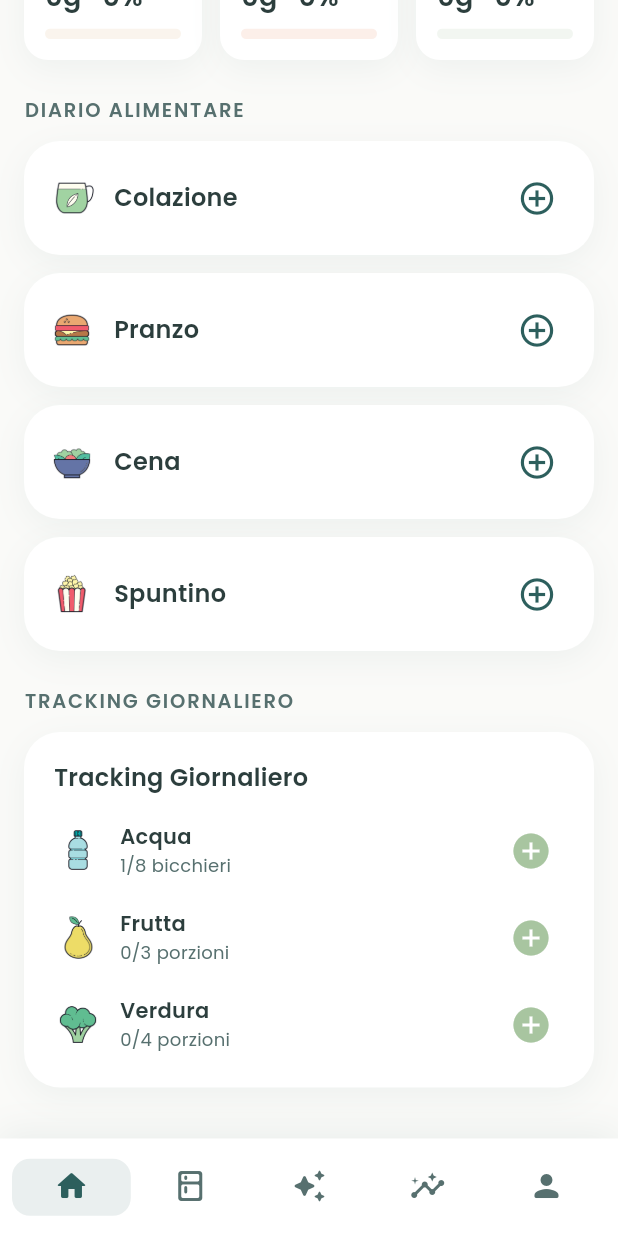
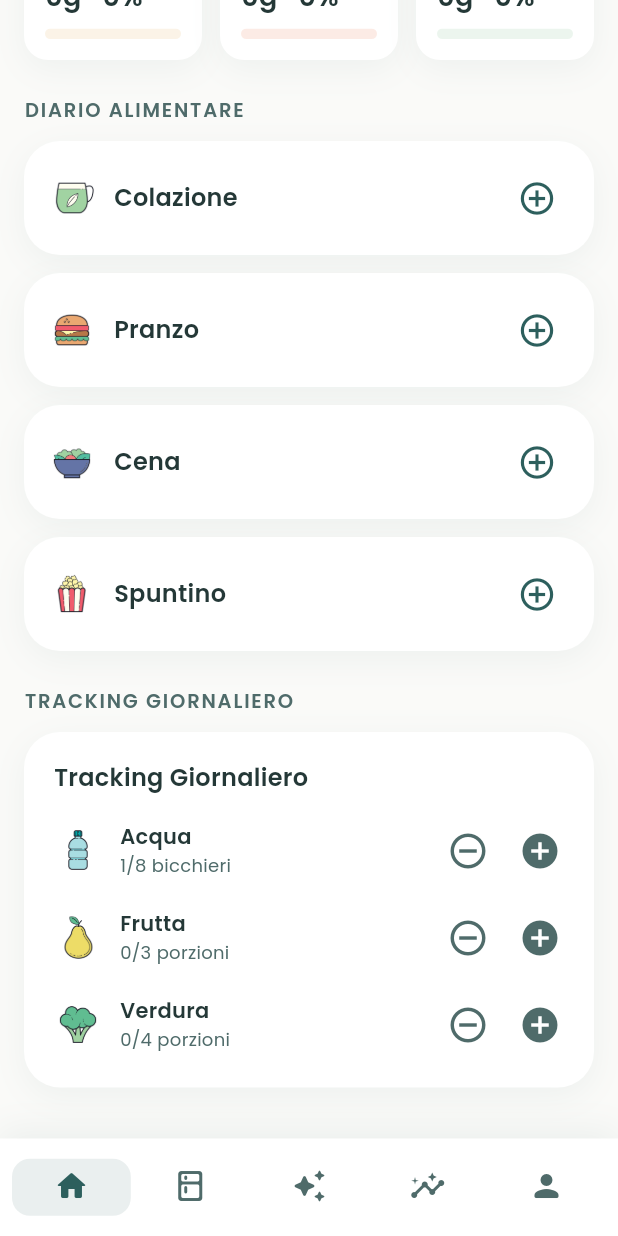
Before and after one commit to LorenzoCapof/DietApp, a Flutter app: the HomeScreen screen opened by its route, scrolled down 576 dp, after a tap on the "add circle" icon, on a phone screen of 412 x 824 dp. Run offline on Flutter 3.47's test engine with Material 3 defaults, Android fonts, the phone set to English and light mode, and no system bars; our stand-ins replace go_router, google_fonts, shared_preferences; missing offline and left inert: mobile_scanner, openfoodfacts; accounts and stored records are empty.

Commit message:
implementato swipe giorno, decremento tracking, modificati colori e visualizzazione dati realtime nell'onboarding

```diff
--- a/lib/app/theme.dart
+++ b/lib/app/theme.dart
@@ -4,31 +4,32 @@ import 'package:flutter/material.dart';
 import 'package:google_fonts/google_fonts.dart';
 
 class AppTheme {
-  //============ COLORI PRINCIPALI ============
-  static const Color primary = Color(0xFF2D5F5D);
-  static const Color secondary = Color(0xFFF4E8D8);
-  static const Color background = Color(0xFFFAFAF8);
-  static const Color surface = Color(0xFFFFFFFF);
+  // ============ COLORI PRINCIPALI ============
+  static const Color primary = Color(0xFF2D5F5D); // invariato (identità forte)
+  static const Color secondary = Color(0xFFF3E6D3); // leggermente più caldo
+  static const Color background = Color(0xFFFAFAF8); // invariato
+  static const Color surface = Color(0xFFFFFFFF); // invariato
 
-  // ============ COLORI ACCENTO ============
-  static const Color accent1 = Color(0xFFE8926F); // CTA e interattivi
-  static const Color accent2 = Color(0xFFA8C5A0); // Success
-  static const Color accent3 = Color(0xFF6B8E8E); // Secondari
+  // ============ COLORI ACCENTO (più vivi) ============
+  static const Color accent1 = Color(0xFFEE7C53); // Corallo vivo (CTA / + / highlight)
+  static const Color accent2 = Color(0xFF7FBF8E); // Verde fresco (success / positivo)
+  static const Color accent3 = Color(0xFF4F8A8B); // Teal più saturo (secondari)
 
-  // ============ MACRONUTRIENTI ============
-  static const Color carbs = Color(0xFFDEB887);
-  static const Color protein = Color(0xFFE8926F);
-  static const Color fats = Color(0xFFA8C5A0);
+  // ============ MACRONUTRIENTI (più distinti e food-like) ============
+  static const Color carbs = Color(0xFFE3B15F);   // Giallo-grano (energia)
+  static const Color protein = Color(0xFFEE7C53); // Salmone / carne
+  static const Color fats = Color(0xFF7FBF8E);    // Avocado / grassi buoni
 
   // ============ FUNZIONALI ============
-  static const Color error = Color(0xFFC76856);
-  static const Color success = Color(0xFF7BA375);
-  static const Color warning = Color(0xFFD4A574);
+  static const Color error = Color(0xFFD1604D);   // Rosso caldo più leggibile
+  static const Color success = Color(0xFF6FAF86); // Verde più vivo
+  static const Color warning = Color(0xFFE0A24E); // Ambra più luminosa
 
-  // ============ TESTI (migliorati per contrasto) ============
-  static const Color textPrimary = Color(0xFF2C3E3D);
-  static const Color textSecondary = Color(0xFF57706F); // Scurito per leggibilità
-  static const Color textDisabled = Color(0xFFB0B8B8);
+  // ============ TESTI ============
+  static const Color textPrimary = Color(0xFF243837); // leggermente più scuro
+  static const Color textSecondary = Color(0xFF4F6B6A); // più contrasto
+  static const Color textDisabled = Color(0xFFB0B8B8); // ok così
+
 
   // ============ DESIGN CONSTANTS ============
   static const double radiusCard = 24.0;
--- a/lib/features/home/screens/home_screen.dart
+++ b/lib/features/home/screens/home_screen.dart
@@ -1,6 +1,7 @@
 // lib/features/home/screens/home_screen.dart
 
 import 'package:flutter/material.dart';
+import 'package:flutter/services.dart';
 import 'package:provider/provider.dart';
 import 'package:intl/intl.dart';
 import '../../../app/theme.dart';
@@ -11,8 +12,17 @@ import '../widgets/macro_pills_card.dart';
 import '../widgets/meal_card.dart';
 import '../widgets/tracking_card.dart';
 
-class HomeScreen extends StatelessWidget {
+class HomeScreen extends StatefulWidget {
   const HomeScreen({super.key});
+
+  @override
+  State<HomeScreen> createState() => _HomeScreenState();
+}
+
+class _HomeScreenState extends State<HomeScreen> {
+  double _dragDistance = 0.0;
+  static const double _dragThreshold = 100.0;
+  static const double _velocityThreshold = 300.0;
 
   @override
   Widget build(BuildContext context) {
@@ -25,6 +35,31 @@ class HomeScreen extends StatelessWidget {
           }
 
           return SafeArea(
+            child: GestureDetector(
+              behavior: HitTestBehavior.translucent,
+              // accumula lo spostamento orizzontale
+              onHorizontalDragUpdate: (details) {
+                _dragDistance += details.delta.dx;
+              },
+              onHorizontalDragEnd: (details) {
+                final vx = details.velocity.pixelsPerSecond.dx;
+
+                // swipe right (dx positivo) -> previous day
+                if (_dragDistance > _dragThreshold || vx > _velocityThreshold) {
+                  provider.goToPreviousDay();
+                  HapticFeedback.selectionClick();
+                }
+                // swipe left (dx negativo) -> next day (solo se non è oggi)
+                else if (_dragDistance < -_dragThreshold || vx < -_velocityThreshold) {
+                  if (!_isToday(provider.selectedDate)) {
+                    provider.goToNextDay();
+                    HapticFeedback.selectionClick();
+                  }
+                }
+
+                // reset accumulatore
+                _dragDistance = 0.0;
+              },
               child: CustomScrollView(
                 slivers: [
                   // Header
@@ -46,7 +81,6 @@ class HomeScreen extends StatelessWidget {
                           consumed: provider.consumedCalories,
                           goal: provider.calorieGoal,
                           burned: 0,
-
                           consumedProtein: provider.consumedProtein,
                           consumedCarbs: provider.consumedCarbs,
                           consumedFats: provider.consumedFats,
@@ -126,8 +160,11 @@ class HomeScreen extends StatelessWidget {
                           fruitServings: provider.fruitServings,
                           veggieServings: provider.veggieServings,
                           onWaterIncrement: () => provider.incrementWater(),
+                          onWaterDecrement: () => provider.decrementWater(),
                           onFruitIncrement: () => provider.incrementFruit(),
+                          onFruitDecrement: () => provider.decrementFruit(),
                           onVeggiesIncrement: () => provider.incrementVeggies(),
+                          onVeggiesDecrement: () => provider.decrementVeggies(),
                         ),
 
                         const SizedBox(height: 20),
@@ -151,6 +188,7 @@ class HomeScreen extends StatelessWidget {
                     ),
                   ),
                 ],
+              ),
             ),
           );
         },
--- a/lib/features/home/widgets/calorie_ring_card.dart
+++ b/lib/features/home/widgets/calorie_ring_card.dart
@@ -2,12 +2,10 @@ import 'package:flutter/material.dart';
 import 'dart:math' as math;
 import '../../../app/theme.dart';
 
-class CalorieRingCard extends StatelessWidget {
+class CalorieRingCard extends StatefulWidget {
   final double consumed;
   final double goal;
   final double burned;
-
-  // NUOVO: Dati macronutrienti per colorare il ring
   final double consumedProtein;
   final double consumedCarbs;
   final double consumedFats;
@@ -23,10 +21,97 @@ class CalorieRingCard extends StatelessWidget {
   });
 
   @override
+  State<CalorieRingCard> createState() => _CalorieRingCardState();
+}
+
+class _CalorieRingCardState extends State<CalorieRingCard>
+    with SingleTickerProviderStateMixin {
+  late AnimationController _controller;
+  late Animation<double> _consumedAnimation;
+  late Animation<double> _proteinAnimation;
+  late Animation<double> _carbsAnimation;
+  late Animation<double> _fatsAnimation;
+
+  double _previousConsumed = 0;
+  double _previousProtein = 0;
+  double _previousCarbs = 0;
+  double _previousFats = 0;
+
+  @override
+  void initState() {
+    super.initState();
+
+    _controller = AnimationController(
+      duration: const Duration(milliseconds: 800),
+      vsync: this,
+    );
+
+    _initializeAnimations();
+    _controller.forward();
+  }
+
+  @override
+  void didUpdateWidget(CalorieRingCard oldWidget) {
+    super.didUpdateWidget(oldWidget);
+
+    // Se i valori cambiano, riavvia l'animazione
+    if (oldWidget.consumed != widget.consumed ||
+        oldWidget.consumedProtein != widget.consumedProtein ||
+        oldWidget.consumedCarbs != widget.consumedCarbs ||
+        oldWidget.consumedFats != widget.consumedFats) {
+
+      _previousConsumed = oldWidget.consumed;
+      _previousProtein = oldWidget.consumedProtein;
+      _previousCarbs = oldWidget.consumedCarbs;
+      _previousFats = oldWidget.consumedFats;
+
+      _initializeAnimations();
+      _controller.forward(from: 0);
+    }
+  }
+
+  void _initializeAnimations() {
+    _consumedAnimation = Tween<double>(
+      begin: _previousConsumed,
+      end: widget.consumed,
+    ).animate(CurvedAnimation(
+      parent: _controller,
+      curve: Curves.easeOutCubic,
+    ));
+
+    _proteinAnimation = Tween<double>(
+      begin: _previousProtein,
+      end: widget.consumedProtein,
+    ).animate(CurvedAnimation(
+      parent: _controller,
+      curve: Curves.easeOutCubic,
+    ));
+
+    _carbsAnimation = Tween<double>(
+      begin: _previousCarbs,
+      end: widget.consumedCarbs,
+    ).animate(CurvedAnimation(
+      parent: _controller,
+      curve: Curves.easeOutCubic,
+    ));
+
+    _fatsAnimation = Tween<double>(
+      begin: _previousFats,
+      end: widget.consumedFats,
+    ).animate(CurvedAnimation(
+      parent: _controller,
+      curve: Curves.easeOutCubic,
+    ));
+  }
+
+  @override
+  void dispose() {
+    _controller.dispose();
+    super.dispose();
+  }
+
+  @override
   Widget build(BuildContext context) {
-    final remaining = (goal - consumed).clamp(0, goal);
-    final progress = (consumed / goal).clamp(0.0, 1.0);
-
     return Container(
       padding: const EdgeInsets.all(AppTheme.cardPadding),
       decoration: BoxDecoration(
@@ -36,7 +121,7 @@ class CalorieRingCard extends StatelessWidget {
       ),
       child: Column(
         children: [
-          // Ring Progress - ora colorato per macronutrienti
+          // Ring Progress animato
           SizedBox(
             height: AppTheme.ringDiameter,
             width: AppTheme.ringDiameter,
@@ -52,27 +137,29 @@ class CalorieRingCard extends StatelessWidget {
                     strokeWidth: AppTheme.ringStrokeWidth,
                   ),
                 ),
-                // NUOVO: Progress Circle multi-colore basato su macro
-                TweenAnimationBuilder<double>(
-                  tween: Tween(begin: 0.0, end: progress),
-                  duration: const Duration(milliseconds: 700),
-                  curve: Curves.easeOutCubic,
-                  builder: (context, value, child) {
+
+                // Progress Circle multi-colore (ANIMATO)
+                AnimatedBuilder(
+                  animation: _controller,
+                  builder: (context, child) {
+                    final consumed = _consumedAnimation.value;
+                    final progress = (consumed / widget.goal).clamp(0.0, 1.0);
+
                     return CustomPaint(
                       size: const Size(AppTheme.ringDiameter, AppTheme.ringDiameter),
                       painter: MacroCircleProgressPainter(
-                        progress: value,
+                        progress: progress,
                         strokeWidth: AppTheme.ringStrokeWidth,
-                        goal: goal, // CORRETTO: Passa goal come parametro
-                        // Calorie da ciascun macro (protein=4kcal/g, carbs=4kcal/g, fats=9kcal/g)
-                        proteinCalories: consumedProtein * 4,
-                        carbsCalories: consumedCarbs * 4,
-                        fatsCalories: consumedFats * 9,
+                        consumed: consumed,
+                        proteinCalories: _proteinAnimation.value * 4,
+                        carbsCalories: _carbsAnimation.value * 4,
+                        fatsCalories: _fatsAnimation.value * 9,
                       ),
                     );
                   },
                 ),
-                // Center Content
+
+                // Center Content (STATICO - usa widget.consumed)
                 Column(
                   mainAxisSize: MainAxisSize.min,
                   children: [
@@ -82,12 +169,12 @@ class CalorieRingCard extends StatelessWidget {
                     ),
                     const SizedBox(height: 2),
                     Text(
-                      remaining.toInt().toString(),
+                      ((widget.goal - widget.consumed).clamp(0, widget.goal)).toInt().toString(),
                       style: AppTheme.ringNumberStyle,
                     ),
                     const SizedBox(height: 2),
                     Text(
-                      'Obiettivo ${goal.toInt()} kcal',
+                      'Obiettivo ${widget.goal.toInt()} kcal',
                       style: AppTheme.ringLabelStyle,
                     ),
                   ],
@@ -103,7 +190,7 @@ class CalorieRingCard extends StatelessWidget {
             children: [
               _StatItem(
                 label: 'Assunte (kcal)',
-                value: consumed.toInt(),
+                value: widget.consumed.toInt(),
               ),
               Container(
                 height: 32,
@@ -112,7 +199,7 @@ class CalorieRingCard extends StatelessWidget {
               ),
               _StatItem(
                 label: 'Bruciate (kcal)',
-                value: burned.toInt(),
+                value: widget.burned.toInt(),
               ),
             ],
           ),
@@ -155,7 +242,6 @@ class _StatItem extends StatelessWidget {
   }
 }
 
-// Painter per il background
 class CircleProgressPainter extends CustomPainter {
   final double progress;
   final Color color;
@@ -194,7 +280,7 @@ class CircleProgressPainter extends CustomPainter {
 class MacroCircleProgressPainter extends CustomPainter {
   final double progress;
   final double strokeWidth;
-  final double goal;
+  final double consumed;
   final double proteinCalories;
   final double carbsCalories;
   final double fatsCalories;
@@ -202,7 +288,7 @@ class MacroCircleProgressPainter extends CustomPainter {
   MacroCircleProgressPainter({
     required this.progress,
     required this.strokeWidth,
-    required this.goal,
+    required this.consumed,
     required this.proteinCalories,
     required this.carbsCalories,
     required this.fatsCalories,
@@ -213,20 +299,17 @@ class MacroCircleProgressPainter extends CustomPainter {
     final center = Offset(size.width / 2, size.height / 2);
     final radius = (size.width - strokeWidth) / 2;
 
-    // Se non ci sono calorie, non disegnare nulla
-    if (goal == 0) return;
+    if (consumed == 0) return;
 
-    // Calcola la percentuale di ciascun macro sul totale consumato
-    final proteinPercent = proteinCalories / goal;
-    final carbsPercent = carbsCalories / goal;
-    final fatsPercent = fatsCalories / goal;
+    final proteinPercent = proteinCalories / consumed;
+    final carbsPercent = carbsCalories / consumed;
+    final fatsPercent = fatsCalories / consumed;
 
-    // Angolo totale da disegnare (basato sul progress complessivo)
     final totalSweepAngle = 2 * math.pi * progress;
 
-    double currentAngle = -math.pi / 2; // Inizia dall'alto (ore 12)
+    double currentAngle = -math.pi / 2;
 
-    // Disegna arco CARBOIDRATI (beige)
+    // Arco CARBOIDRATI
     if (carbsPercent > 0) {
       final carbsSweep = totalSweepAngle * carbsPercent;
       final carbsPaint = Paint()
@@ -246,7 +329,7 @@ class MacroCircleProgressPainter extends CustomPainter {
       currentAngle += carbsSweep;
     }
 
-    // Disegna arco PROTEINE (arancione)
+    // Arco PROTEINE
     if (proteinPercent > 0) {
       final proteinSweep = totalSweepAngle * proteinPercent;
       final proteinPaint = Paint()
@@ -266,7 +349,7 @@ class MacroCircleProgressPainter extends CustomPainter {
       currentAngle += proteinSweep;
     }
 
-    // Disegna arco GRASSI (verde)
+    // Arco GRASSI
     if (fatsPercent > 0) {
       final fatsSweep = totalSweepAngle * fatsPercent;
       final fatsPaint = Paint()
@@ -288,7 +371,7 @@ class MacroCircleProgressPainter extends CustomPainter {
   @override
   bool shouldRepaint(covariant MacroCircleProgressPainter oldDelegate) {
     return oldDelegate.progress != progress ||
-        oldDelegate.goal != goal ||
+        oldDelegate.consumed != consumed ||
         oldDelegate.carbsCalories != carbsCalories ||
         oldDelegate.proteinCalories != proteinCalories ||
         oldDelegate.fatsCalories != fatsCalories;
--- a/lib/features/home/widgets/meal_card.dart
+++ b/lib/features/home/widgets/meal_card.dart
@@ -77,7 +77,7 @@ class MealCard extends StatelessWidget {
               child: Row(
                 children: [
                   Text(
-                    meal.items.first.imageUrl ?? '🍽️',
+                    meal.items.first.imageUrl ?? '',
                     style: const TextStyle(fontSize: 20),
                   ),
                   const SizedBox(width: 10),
--- a/lib/features/home/widgets/tracking_card.dart
+++ b/lib/features/home/widgets/tracking_card.dart
@@ -7,8 +7,11 @@ class TrackingCard extends StatelessWidget {
   final int fruitServings;
   final int veggieServings;
   final VoidCallback onWaterIncrement;
+  final VoidCallback onWaterDecrement;
   final VoidCallback onFruitIncrement;
+  final VoidCallback onFruitDecrement;
   final VoidCallback onVeggiesIncrement;
+  final VoidCallback onVeggiesDecrement;
 
   const TrackingCard({
     super.key,
@@ -16,8 +19,11 @@ class TrackingCard extends StatelessWidget {
     required this.fruitServings,
     required this.veggieServings,
     required this.onWaterIncrement,
+    required this.onWaterDecrement,
     required this.onFruitIncrement,
+    required this.onFruitDecrement,
     required this.onVeggiesIncrement,
+    required this.onVeggiesDecrement,
   });
 
   @override
@@ -44,6 +50,7 @@ class TrackingCard extends StatelessWidget {
             goal: 8,
             unit: 'bicchieri',
             onIncrement: onWaterIncrement,
+            onDecrement: onWaterDecrement,
           ),
           const SizedBox(height: 14),
           _TrackingItem(
@@ -53,6 +60,7 @@ class TrackingCard extends StatelessWidget {
             goal: 3,
             unit: 'porzioni',
             onIncrement: onFruitIncrement,
+            onDecrement: onFruitDecrement,
           ),
           const SizedBox(height: 14),
           _TrackingItem(
@@ -62,6 +70,7 @@ class TrackingCard extends StatelessWidget {
             goal: 4,
             unit: 'porzioni',
             onIncrement: onVeggiesIncrement,
+            onDecrement: onVeggiesDecrement,
           ),
         ],
       ),
@@ -76,6 +85,7 @@ class _TrackingItem extends StatelessWidget {
   final int goal;
   final String unit;
   final VoidCallback onIncrement;
+  final VoidCallback onDecrement;
 
   const _TrackingItem({
     required this.iconPath,
@@ -84,6 +94,7 @@ class _TrackingItem extends StatelessWidget {
     required this.goal,
     required this.unit,
     required this.onIncrement,
+    required this.onDecrement,
   });
 
   @override
@@ -114,15 +125,26 @@ class _TrackingItem extends StatelessWidget {
             ],
           ),
         ),
-        // Hit target 44x44
+        // Pulsanti decremento e incremento (hit target 44x44 cada)
         SizedBox(
-          width: 44,
+          width: 88,
           height: 44,
-          child: IconButton(
-            onPressed: onIncrement,
-            icon: const Icon(Icons.add_circle, color: AppTheme.accent2),
-            iconSize: 28,
-            padding: EdgeInsets.zero,
+          child: Row(
+            mainAxisSize: MainAxisSize.min,
+            children: [
+              IconButton(
+                onPressed: onDecrement,
+                icon: const Icon(Icons.remove_circle_outline, color: AppTheme.textSecondary),
+                iconSize: 28,
+                padding: EdgeInsets.zero,
+              ),
+              IconButton(
+                onPressed: onIncrement,
+                icon: const Icon(Icons.add_circle, color: AppTheme.textSecondary),
+                iconSize: 28,
+                padding: EdgeInsets.zero,
+              ),
+            ],
           ),
         ),
       ],
```
Also changed, not shown: lib/core/services/nutrition_service.dart (+8 -8 lines), lib/features/onboarding/screens/body_screen.dart (+33 -21 lines), lib/features/onboarding/screens/target_weight_screen.dart (+47 -25 lines), pubspec.lock. Lines whose indentation alone changed are shown as unchanged.
